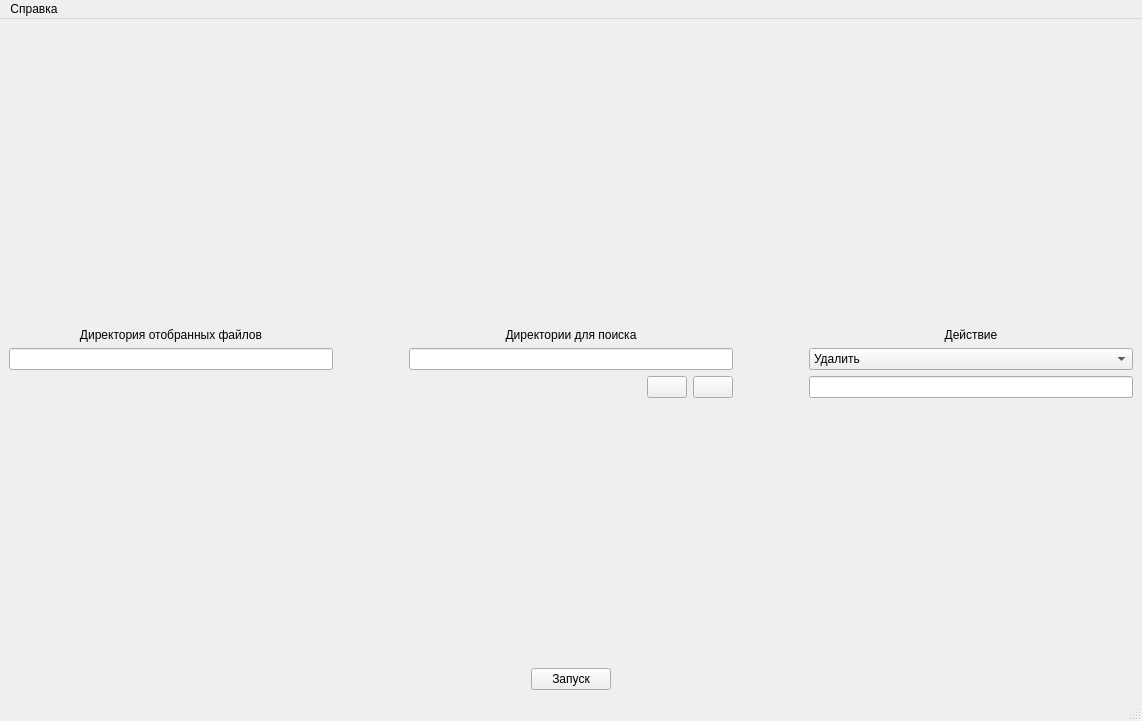
Qt form forms/main_window.ui (Arjentix/Akiner) before a commit.
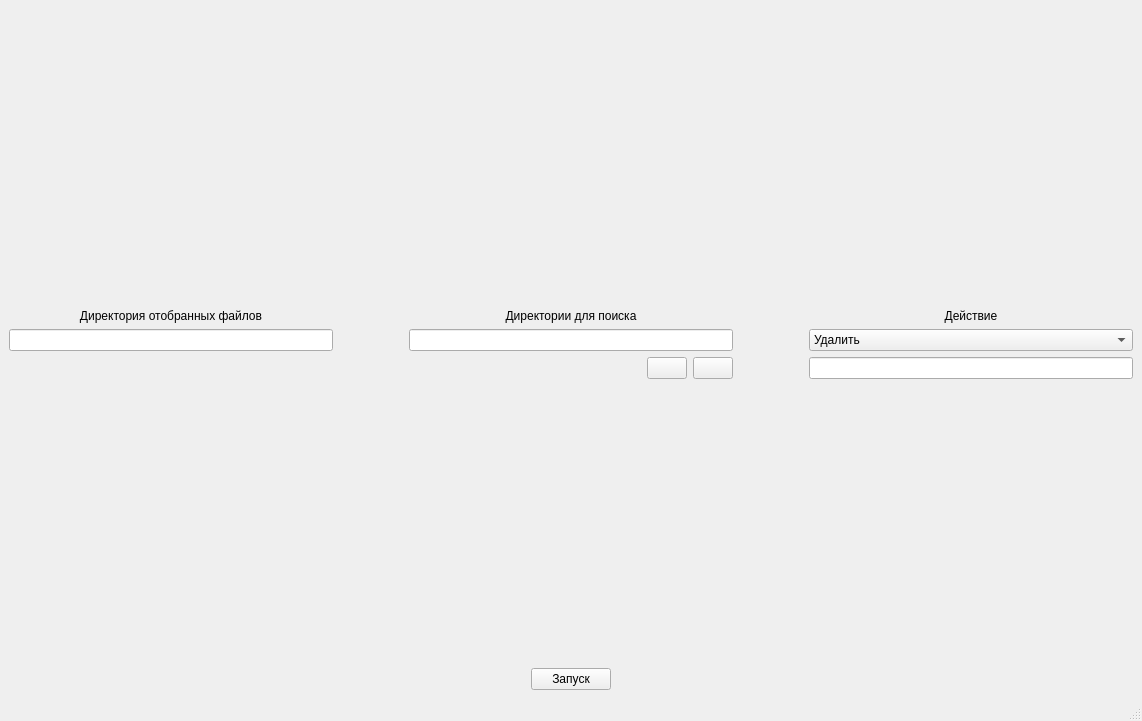
The same form after that commit.

Commit message: Added Help menu item without content

```diff
--- a/forms/main_window.ui
+++ b/forms/main_window.ui
@@ -360,12 +360,6 @@
      <height>31</height>
     </rect>
    </property>
-   <widget class="QMenu" name="menu">
-    <property name="title">
-     <string>Справка</string>
-    </property>
-   </widget>
-   <addaction name="menu"/>
   </widget>
   <widget class="QStatusBar" name="statusbar"/>
  </widget>
```
The commit also changes 2 other files.
